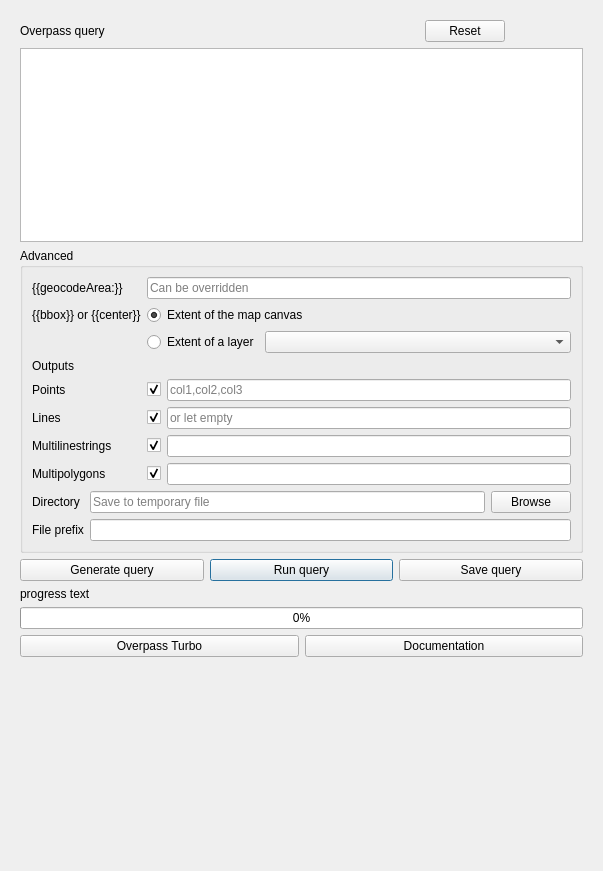
The window that ui/query.ui (3liz/QuickOSM) describes before a commit, drawn with Qt 5.
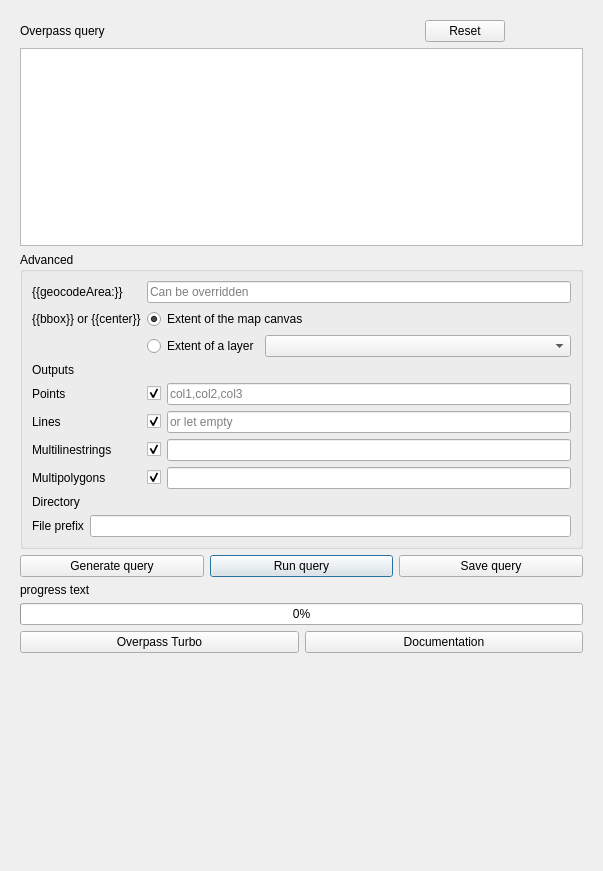
The same window after the commit. Custom widgets are drawn as their Qt base class.

Patch:
```diff
--- a/ui/query.ui
+++ b/ui/query.ui
@@ -289,22 +289,7 @@
              </widget>
             </item>
             <item row="0" column="1">
-             <layout class="QHBoxLayout" name="horizontalLayout">
-              <item>
-               <widget class="QLineEdit" name="lineEdit_browseDir">
-                <property name="placeholderText">
-                 <string>Save to temporary file</string>
-                </property>
-               </widget>
-              </item>
-              <item>
-               <widget class="QPushButton" name="pushButton_browse_output_file">
-                <property name="text">
-                 <string>Browse</string>
-                </property>
-               </widget>
-              </item>
-             </layout>
+             <widget class="QgsFileWidget" name="output_directory" native="true"/>
             </item>
             <item row="1" column="0">
              <widget class="QLabel" name="label_6">
@@ -421,6 +406,12 @@
    <extends>QComboBox</extends>
    <header>qgis.gui</header>
   </customwidget>
+  <customwidget>
+   <class>QgsFileWidget</class>
+   <extends>QWidget</extends>
+   <header>qgis.gui</header>
+   <container>1</container>
+  </customwidget>
  </customwidgets>
  <resources/>
  <connections>
```
